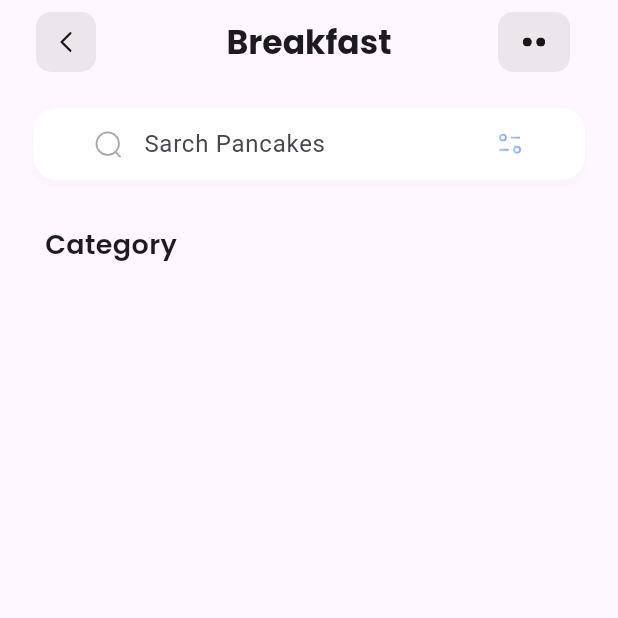
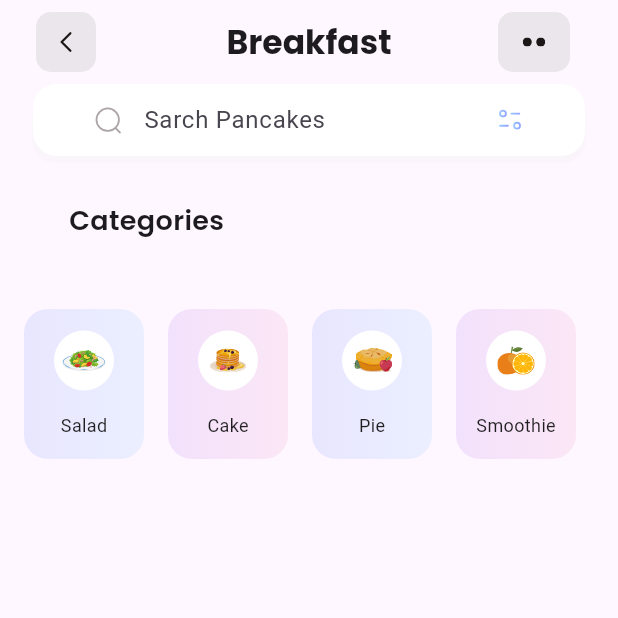
Before and after one commit to gvilla141963tc-stack/mealplanpage, a Flutter app: the screen it shows after launch, on a phone screen of 412 x 824 dp, the top half of it. Run offline on Flutter 3.47's test engine with Material 3 defaults, Android fonts, the phone set to English and light mode, and no system bars; our stand-ins replace flutter_svg.

Commit message:
initial commit

```diff
--- /dev/null
+++ b/lib/models/category_data.dart
@@ -0,0 +1,14 @@
+import 'package:flutter/material.dart';
+
+class CategoryData {
+   final String categoryName;
+   final String iconPath;
+
+  static List<LinearGradient> bgColor = [
+    LinearGradient(colors: [Color(0xFF92A3FD), Color(0xFF9DCEFF)]),
+    LinearGradient(colors: [Color(0xFFC58BF2), Color(0xFFEEA4CE)]) ,
+    ]
+  ;
+
+  CategoryData({required this.categoryName, required this.iconPath,});
+}
--- a/lib/pages/meal_plan_page.dart
+++ b/lib/pages/meal_plan_page.dart
@@ -1,7 +1,9 @@
 import 'package:flutter/material.dart';
+import 'package:mealplanner/widgets/category_section.dart';
+
 import 'package:mealplanner/widgets/custom_app_bar.dart';
 import 'package:mealplanner/widgets/search_box.dart';
-import 'package:mealplanner/widgets/section_title.dart';
+
 
 class MealPlanPage extends StatelessWidget {
   const MealPlanPage({super.key});
@@ -10,15 +12,21 @@ class MealPlanPage extends StatelessWidget {
   Widget build(BuildContext context) {
     return Scaffold(
       appBar: CustomAppBar(),
-      body: SingleChildScrollView(
-        child: Column(
-          children: [
-            SizedBox(height: 16),
-            SearchBox(),
-            SectionTitle()
-
-          ]
-        ),
-      ));
+      body: Column(
+        children: [
+          SearchBox(),
+          Expanded(
+            child: SingleChildScrollView(
+              child: Column(
+                children:
+                [
+                CategorySection(),
+                ],
+              ),
+            ),
+          ),
+        ],
+      ),
+    );
   }
 }
--- /dev/null
+++ b/lib/widgets/category_card.dart
@@ -0,0 +1,48 @@
+import 'package:flutter/material.dart';
+import 'package:flutter_svg/flutter_svg.dart';
+import 'package:mealplanner/models/category_data.dart';
+
+
+class CategoryCard extends StatelessWidget {
+   final CategoryData category;
+   final int index;
+   const CategoryCard({super.key, required this.category, required this.index});
+
+  @override
+  Widget build(BuildContext context) {
+    return Container(
+      height: 100,
+      width: 80,
+      decoration: BoxDecoration(
+        gradient: CategoryData.bgColor[index % 2].withOpacity(0.2),
+        borderRadius: BorderRadius.circular(16),
+      ),
+      margin: const EdgeInsets.only(right: 16),
+      child: Column(
+        mainAxisAlignment: MainAxisAlignment.spaceEvenly,
+        children:[
+          Container(
+            decoration: BoxDecoration(
+              borderRadius: BorderRadius.circular(50),
+              color: Colors.white,
+            ),
+            height: 40,
+            width: 40,
+            child: SvgPicture.asset(
+              category.iconPath,
+              width: double.infinity,
+              fit: BoxFit.scaleDown,),
+          ),
+          Text(
+            category.categoryName,
+            style: TextStyle(
+              fontSize: 12,
+              fontWeight: FontWeight.w400,
+              color: Colors.black87,
+            ),
+          )
+        ]
+      )
+    );
+  }
+}
--- /dev/null
+++ b/lib/widgets/category_card_display.dart
@@ -0,0 +1,22 @@
+import 'package:flutter/material.dart';
+import 'package:mealplanner/models/category_data.dart';
+import 'package:mealplanner/widgets/category_card.dart';
+
+class CategoryCardDisplay extends StatelessWidget {
+  CategoryCardDisplay({super.key});
+
+  final List<CategoryData> categories = [
+    CategoryData(categoryName: 'Salad', iconPath: 'assets/icons/plate.svg'),
+    CategoryData(categoryName: 'Cake', iconPath: 'assets/icons/pancakes.svg'),
+    CategoryData(categoryName: 'Pie', iconPath: 'assets/icons/pie.svg'),
+    CategoryData(categoryName: 'Smoothie', iconPath: 'assets/icons/orange-snacks.svg'),
+  ];
+  @override
+  Widget build(BuildContext context) {
+    return ListView.builder(
+      scrollDirection: Axis.horizontal,
+      itemCount: categories.length,
+      itemBuilder: (context, index) => CategoryCard( category: categories[index], index: index),
+    );
+  }
+}
--- /dev/null
+++ b/lib/widgets/category_section.dart
@@ -0,0 +1,26 @@
+import 'package:flutter/material.dart';
+import 'package:mealplanner/widgets/category_card_display.dart';
+import 'package:mealplanner/widgets/section_title.dart';
+
+class CategorySection extends StatelessWidget {
+  const CategorySection({super.key});
+
+  @override
+  Widget build(BuildContext context) {
+    return Container(
+      margin: EdgeInsets.only(left: 16),
+      height: 220,
+      width: double.infinity,
+      child: Column(
+        children: [
+            SectionTitle(title: 'Categories'),
+            SizedBox(height: 16),
+            SizedBox(
+              height: 100,
+              width: double.infinity,
+              child: CategoryCardDisplay(),
+            )
+        ],)
+    );
+  }
+}
--- a/lib/widgets/section_title.dart
+++ b/lib/widgets/section_title.dart
@@ -1,19 +1,19 @@
 import 'package:flutter/material.dart';
 
 class SectionTitle extends StatelessWidget {
-  const SectionTitle({super.key});
+  const SectionTitle({super.key, required this.title});
 
+  final String title;
   @override
   Widget build(BuildContext context) {
     return Column(
-      crossAxisAlignment: CrossAxisAlignment.start,
       children: [
         Padding(
           padding: const EdgeInsets.all(30),
           child: SizedBox(
             width: double.infinity,
             child: Text(
-              'Category',
+              title,
               style: TextStyle(
                 fontFamily: 'Poppins',
                 fontWeight: FontWeight.w600,
```
